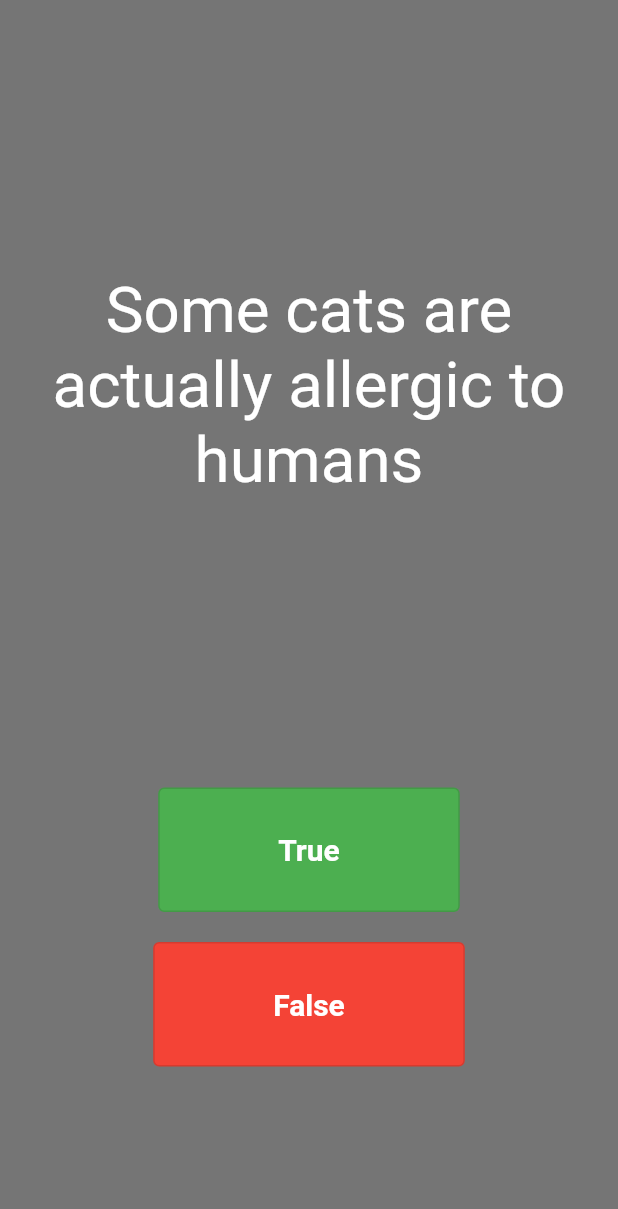
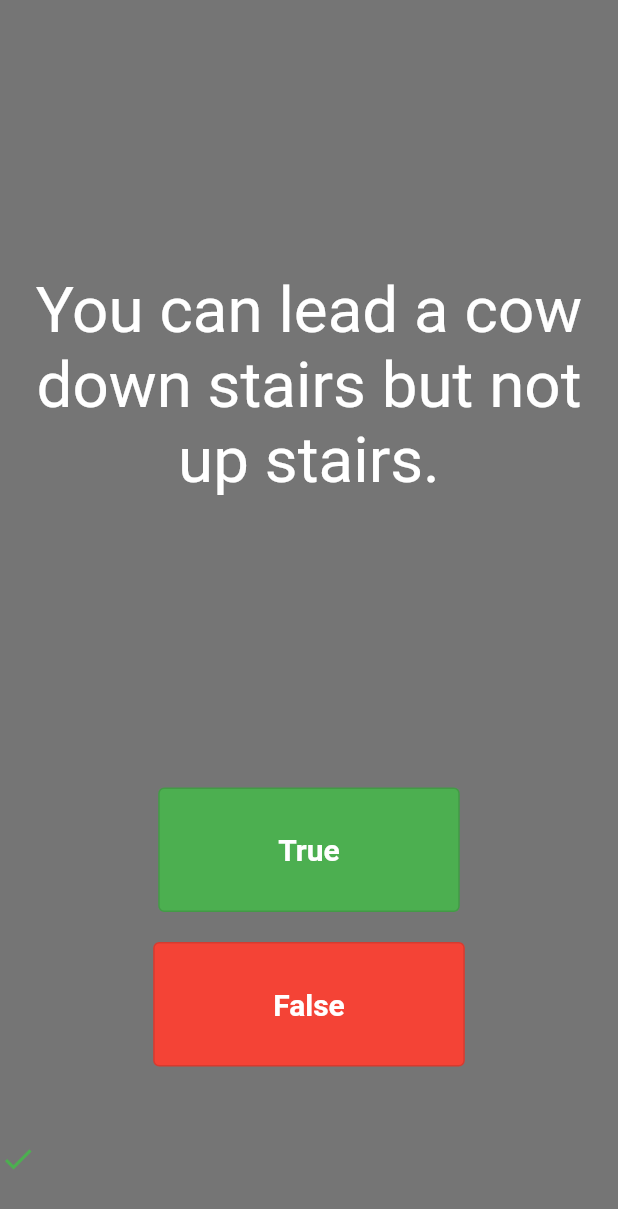
Before and after one commit to danaFlorescu/Quizzler, a Flutter app: the screen it shows after launch, after a tap on "True", on a phone screen of 412 x 824 dp. Shown: the top 1209 px of the screen. Run offline on Flutter 3.47's test engine with Material 2 defaults, Android fonts, the phone set to English and light mode, and no system bars.

Commit message:
updates for functionality of the app

```diff
--- a/lib/main.dart
+++ b/lib/main.dart
@@ -1,5 +1,9 @@
 import 'package:flutter/material.dart';
 import 'constants.dart';
+
+import 'questionBank.dart';
+
+QuestionBank myQuestionsList = QuestionBank();
 
 void main() {
   runApp(MyApp());
@@ -25,6 +29,42 @@
 }
 
 class _MyHomePageState extends State<MyHomePage> {
+  List<Icon> myIconsList = [];
+  int indexOfQuesions = 0;
+
+  void doTheWorkWhenButtonPressed(bool isTrue) {
+    bool correctAns = myQuestionsList.getAnswear();
+    if (!myQuestionsList.areQuestionsFinished()) {
+      if (isTrue) {
+        setState(() {
+          myIconsList.add(
+            getIconForYourAnswear(correctAns),
+          );
+        });
+      } else {
+        setState(() {
+          myIconsList.add(
+            getIconForYourAnswear(!correctAns),
+          );
+        });
+      }
+    }
+  }
+
+  Icon getIconForYourAnswear(bool isTrue) {
+    if (isTrue) {
+      return Icon(
+        Icons.check,
+        color: Colors.green,
+      );
+    } else {
+      return Icon(
+        Icons.close,
+        color: Colors.red,
+      );
+    }
+  }
+
   @override
   Widget build(BuildContext context) {
     return Column(
@@ -37,8 +77,8 @@
               Expanded(
                 child: Text(
                   textAlign: TextAlign.center,
-                  'Some cats are actually allergic to humans',
                   style: TextStyle(fontSize: 42.5, color: Colors.white),
+                  myQuestionsList.getQuestion(),
                 ),
               ),
             ],
@@ -53,11 +93,14 @@
                   padding: kButtonsPadding,
                   backgroundColor: Colors.green,
                 ),
-                onPressed: () {},
                 child: Text(
                   'True',
                   style: kTextStyle,
                 ),
+                onPressed: () {
+                  doTheWorkWhenButtonPressed(true);
+                  myQuestionsList.goToNextQuestion();
+                },
               ),
             ],
           ),
@@ -71,20 +114,22 @@
                   padding: kButtonsPadding,
                   backgroundColor: Colors.red,
                 ),
-                onPressed: () {},
                 child: Text(
                   'False',
                   style: kTextStyle,
                 ),
+                onPressed: () {
+                  doTheWorkWhenButtonPressed(false);
+                  myQuestionsList.goToNextQuestion();
+                },
               ),
             ],
           ),
         ),
         Expanded(
-          child: SizedBox(
-            height: 20,
-          ),
-        ),
+            child: Row(
+          children: myIconsList,
+        ))
       ],
     );
   }
--- /dev/null
+++ b/lib/question.dart
@@ -0,0 +1,6 @@
+class Question {
+  String question;
+  bool answer;
+
+  Question(this.question, this.answer);
+}
--- /dev/null
+++ b/lib/questionBank.dart
@@ -0,0 +1,54 @@
+import 'question.dart';
+
+class QuestionBank {
+  int _currentQuestion = 0;
+
+  List<Question> _questionList = [
+    Question('Some cats are actually allergic to humans', true),
+    Question('You can lead a cow down stairs but not up stairs.', false),
+    Question('Approximately one quarter of human bones are in the feet.', true),
+    Question('A slug\'s blood is green.', true),
+    Question('Buzz Aldrin\'s mother\'s maiden name was \"Moon\".', true),
+    Question('It is illegal to pee in the Ocean in Portugal.', true),
+    Question(
+        'No piece of square dry paper can be folded in half more than 7 times.',
+        false),
+    Question(
+        'In London, UK, if you happen to die in the House of Parliament, you are technically entitled to a state funeral, because the building is considered too sacred a place.',
+        true),
+    Question(
+        'The loudest sound produced by any animal is 188 decibels. That animal is the African Elephant.',
+        false),
+    Question(
+        'The total surface area of two human lungs is approximately 70 square metres.',
+        true),
+    Question('Google was originally called \"Backrub\".', true),
+    Question(
+        'Chocolate affects a dog\'s heart and nervous system; a few ounces are enough to kill a small dog.',
+        true),
+    Question(
+        'In West Virginia, USA, if you accidentally hit an animal with your car, you are free to take it home to eat.',
+        true),
+  ];
+
+  void goToNextQuestion() {
+    if (_currentQuestion < _questionList.length - 1) {
+      _currentQuestion++;
+    }
+  }
+
+  bool areQuestionsFinished() {
+    if (_currentQuestion < _questionList.length - 1) {
+      return false;
+    } else
+      return true;
+  }
+
+  String getQuestion() {
+    return _questionList[_currentQuestion].question;
+  }
+
+  bool getAnswear() {
+    return _questionList[_currentQuestion].answer;
+  }
+}
```
